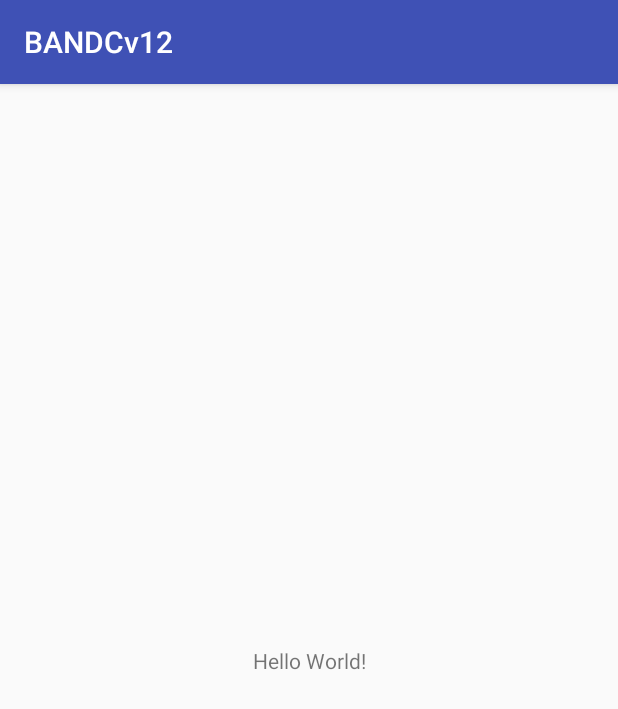
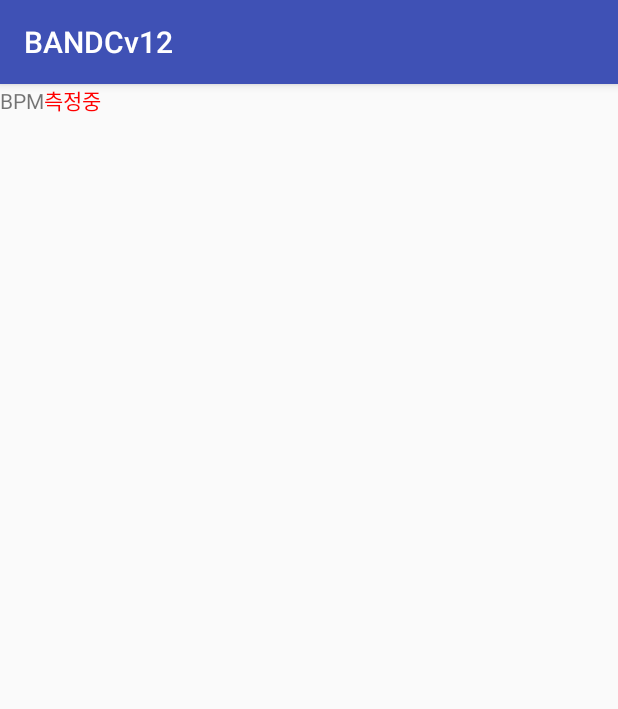
Before and after one commit to bandccare/BANDC_Android, an Android app: the screen it shows after launch (MainActivity), on a phone screen of 412 x 824 dp. Shown: the top 709 px of the screen. Run offline under Robolectric (Android 15) with nearby library versions, the phone set to English and light mode, and no system bars; 3 statements that could not run were skipped.

Commit message:
google fit example with comment

```diff
--- a/app/build.gradle
+++ b/app/build.gradle
@@ -25,6 +25,8 @@ dependencies {
     testImplementation 'junit:junit:4.12'
     androidTestImplementation 'com.android.support.test:runner:1.0.2'
     androidTestImplementation 'com.android.support.test.espresso:espresso-core:3.0.2'
+
+    /* Google fit api 사용 */
     implementation 'com.google.android.gms:play-services-fitness:11.6.0'
     implementation 'com.google.android.gms:play-services-auth:11.6.0'
 }
--- a/app/src/main/java/com/example/soring/bandcv12/MainActivity.java
+++ b/app/src/main/java/com/example/soring/bandcv12/MainActivity.java
@@ -7,6 +7,7 @@ import android.support.annotation.NonNull;
 import android.support.annotation.Nullable;
 import android.support.v7.app.AppCompatActivity;
 import android.util.Log;
+import android.widget.TextView;
 import android.widget.Toast;
 
 import com.google.android.gms.common.ConnectionResult;
@@ -34,6 +35,7 @@ public class MainActivity extends AppCompatActivity implements OnDataPointListen
     private static final String AUTH_PENDING = "auth_state_pending";
     private boolean authInProgress = false;
     private GoogleApiClient mApiClient;
+    private String TAG = "MainActivty";
 
     @Override
     protected void onCreate(Bundle savedInstanceState) {
@@ -42,20 +44,34 @@ public class MainActivity extends AppCompatActivity implements OnDataPointListen
 
         if (savedInstanceState != null) {
             authInProgress = savedInstanceState.getBoolean(AUTH_PENDING);
-            Log.e( "GoogleFit", "Line 44" );
         }
 
+        /* Sensor API: 센서를 주기적으로 관찰함으로써 실시간으로 원하는 데이터를 앱에 보여줌
+         * Recoding API: 데이터를 백그라운드에서 자동으로 저장
+         * History API: 저장된 데이터들을 원하는 형식에 따라 불러옴
+         * Session API: ??
+         * Bluetooth low energy API: 안드로이드 디바이스와 블루투스로 연결될 수 있는 운동 보조 기구들을 위한 API
+         * */
         mApiClient = new GoogleApiClient.Builder(this)
                 .addApi(Fitness.SENSORS_API)
-                .addScope(new Scope(Scopes.FITNESS_ACTIVITY_READ_WRITE))
+                // 사용자에게 이 App이 그들의 데이터에 엑세스 할 승인을 요청
+                .addScope(new Scope(Scopes.FITNESS_ACTIVITY_READ_WRITE)) // 피트니스 범위 설정(읽기, 쓰기)
                 .addConnectionCallbacks(this)
                 .addOnConnectionFailedListener(this)
                 .build();
+        Log.e(TAG, "mApiClient 생성(63line)");
 
+        /* onCreate 내부에서 걸음수를 조회하기 위해 필요한 피트니스 권한 객체 생성(구글 로그인시 옵션으로 요청하기 위해 생성)
+         * TYPE_STEP_COUNT_DELTA: 단위시간별 걸음수
+         * AGGREGATE_STEP_COUNT_DELTA: ★뭘까요?★ */
         FitnessOptions fitnessOptions = FitnessOptions.builder()
                 .addDataType(DataType.TYPE_STEP_COUNT_DELTA, FitnessOptions.ACCESS_READ)
-                .addDataType(DataType.AGGREGATE_STEP_COUNT_DELTA, FitnessOptions.ACCESS_READ)
+                //.addDataType(DataType.AGGREGATE_STEP_COUNT_DELTA, FitnessOptions.ACCESS_READ)
+                // .addDataType(DataType.TYPE_HEART_RATE_BPM, FitnessOptions.ACCESS_READ)
                 .build();
+        Log.e(TAG, "fitnessOptions 생성(72line)");
+
+        /* 이 때 권한을 얻고나면 onActivityResult()가 콜백함수로 호출됨 */
     }
 
     @Override
@@ -67,7 +83,7 @@ public class MainActivity extends AppCompatActivity implements OnDataPointListen
     @Override
     protected void onStop() {
         super.onStop();
-        Fitness.SensorsApi.remove( mApiClient, this )
+        Fitness.SensorsApi.remove(mApiClient, this)
                 .setResultCallback(new ResultCallback<Status>() {
                     @Override
                     public void onResult(Status status) {
@@ -80,15 +96,19 @@ public class MainActivity extends AppCompatActivity implements OnDataPointListen
 
     @Override
     protected void onActivityResult(int requestCode, int resultCode, Intent data) {
-        if( requestCode == REQUEST_OAUTH ) {
+        Log.e(TAG, "onActivityResult() 내부(99line)");
+        if (requestCode == REQUEST_OAUTH) {
             authInProgress = false;
-            if( resultCode == RESULT_OK ) {
-                if( !mApiClient.isConnecting() && !mApiClient.isConnected() ) {
+            /* 권한 얻기? 로그인? 성공 */
+            if (resultCode == RESULT_OK) {
+                if (!mApiClient.isConnecting() && !mApiClient.isConnected()) {
                     mApiClient.connect();
-                    Log.e( "GoogleFit", "Request_OK" );
+                    Log.e("GoogleFit", "Request_OK");
+                    Log.e(TAG, "mApiClient.connect() 호출(107line)");
+
                 }
-            } else if( resultCode == RESULT_CANCELED ) {
-                Log.e( "GoogleFit", "RESULT_CANCELED" );
+            } else if (resultCode == RESULT_CANCELED) {
+                Log.e("GoogleFit", "RESULT_CANCELED");
             }
         } else {
             Log.e("GoogleFit", "requestCode NOT request_oauth");
@@ -97,11 +117,15 @@ public class MainActivity extends AppCompatActivity implements OnDataPointListen
 
     @Override
     public void onDataPoint(DataPoint dataPoint) {
-        for( final Field field : dataPoint.getDataType().getFields() ) {
+        for (final Field field : dataPoint.getDataType().getFields()) {
             final Value value = dataPoint.getValue(field);
             runOnUiThread(new Runnable() {
                 @Override
                 public void run() {
+                    Log.e(TAG, "onDataPoint 호출(125line)");
+                    Log.e(TAG, "bpmValue:" + value);
+                    TextView bpmValue = (TextView) findViewById(R.id.bpmValue);
+                    bpmValue.setText(value.toString());
                     Toast.makeText(getApplicationContext(), "Field: " + field.getName() + " Value: " + value, Toast.LENGTH_SHORT).show();
                 }
             });
@@ -120,62 +144,92 @@ public class MainActivity extends AppCompatActivity implements OnDataPointListen
 
     }
 
+    //사용자가 요청 된 데이터에 대한 액세스 권한을 부여한 후 앱의 목적에 맞게 원하는 GoogleApi클라이언트 (예 : HistoryClient역사적인 운동 데이터를 읽거나 쓸 수 있음)를 만듭니다 .
+    // Google API Client가 접속했다는 콜백을 받으면 onconnect() 실행됨
     @Override
     public void onConnected(@Nullable Bundle bundle) {
+        Log.e(TAG, "onConnected() 내부(147line)");
+
         DataSourcesRequest dataSourceRequest = new DataSourcesRequest.Builder()
-                .setDataTypes( DataType.TYPE_STEP_COUNT_CUMULATIVE )
-                .setDataSourceTypes( DataSource.TYPE_RAW )
+                .setDataTypes(DataType.TYPE_STEP_COUNT_DELTA)
+                .setDataSourceTypes(DataSource.TYPE_RAW)
                 .build();
+        /*DataSourcesRequest dataSourceRequest = new DataSourcesRequest.Builder()
+                .setDataTypes(DataType.TYPE_HEART_RATE_BPM)
+                .setDataSourceTypes(DataSource.TYPE_RAW)
+                .build();*/
+
+        Log.e(TAG, "dataSourceRequest 생성(158line)");
 
         ResultCallback<DataSourcesResult> dataSourcesResultCallback = new ResultCallback<DataSourcesResult>() {
+
             @Override
             public void onResult(DataSourcesResult dataSourcesResult) {
-                for( DataSource dataSource : dataSourcesResult.getDataSources() ) {
-                    if( DataType.TYPE_STEP_COUNT_CUMULATIVE.equals( dataSource.getDataType() ) ) {
-                        registerFitnessDataListener(dataSource, DataType.TYPE_STEP_COUNT_CUMULATIVE);
+                Log.e(TAG, "들어옴");
+                Log.e(TAG, "dataSourcesResult.getDataSources() size" + dataSourcesResult.getDataSources().size());
+
+                for (DataSource dataSource : dataSourcesResult.getDataSources()) {
+
+                    if (DataType.TYPE_STEP_COUNT_DELTA.equals(dataSource.getDataType())) {
+                        registerFitnessDataListener(dataSource, DataType.TYPE_STEP_COUNT_DELTA);
+                    /*if (DataType.TYPE_HEART_RATE_BPM.equals(dataSource.getDataType())) {
+                        registerFitnessDataListener(dataSource, DataType.TYPE_HEART_RATE_BPM);*/
                     }
+                    Log.e(TAG, "Data source found: " + dataSource.toString());
+                    Log.e(TAG, "Data Source type: " + dataSource.getDataType().getName());
+
                 }
             }
         };
+
+        //registerFitnessDataListener(dataSource, DataType.TYPE_HEART_RATE_BPM);
 
         Fitness.SensorsApi.findDataSources(mApiClient, dataSourceRequest)
                 .setResultCallback(dataSourcesResultCallback);
     }
 
     private void registerFitnessDataListener(DataSource dataSource, DataType dataType) {
+        Log.e(TAG, "registerFitnessDataListener 내부(178line)");
 
+        //데이터의 변화를 추적하는 요청 생성
         SensorRequest request = new SensorRequest.Builder()
-                .setDataSource( dataSource )
-                .setDataType( dataType )
-                .setSamplingRate( 3, TimeUnit.SECONDS )
+                .setDataSource(dataSource) // 사용할 데이터 소스
+                .setDataType(dataType) // 사용할 데이터 유형
+                .setSamplingRate(3, TimeUnit.SECONDS) // 3초마다 샘플링
                 .build();
-        Log.e( "GoogleFit", "Line 149" );
-        Fitness.SensorsApi.add( mApiClient, request, this )
+        Log.e(TAG, "request 생성(185line)");
+
+        // 주기적으로 관찰할 리스너 등록(클라이언트와 요청을 넣음)
+        Fitness.SensorsApi.add(mApiClient, request, this)
                 .setResultCallback(new ResultCallback<Status>() {
                     @Override
                     public void onResult(Status status) {
+
                         if (status.isSuccess()) {
-                            Log.e( "GoogleFit", "SensorApi successfully added" );
+                            Log.e("GoogleFit", "SensorApi successfully added");
+                            Log.e(TAG, "주기적으로 관찰할 SensorAPI 생성(195line)");
+
                         }
                     }
                 });
+
     }
 
     @Override
     public void onConnectionSuspended(int i) {
-        Log.e("GoogleFit","onConnectionSuspended");
+        Log.e("GoogleFit", "onConnectionSuspended");
     }
 
     @Override
     public void onConnectionFailed(@NonNull ConnectionResult connectionResult) {
-        if( !authInProgress ) {
+        if (!authInProgress) {
             try {
                 authInProgress = true;
-                connectionResult.startResolutionForResult( MainActivity.this, REQUEST_OAUTH );
-            } catch(IntentSender.SendIntentException e ) {
+                connectionResult.startResolutionForResult(MainActivity.this, REQUEST_OAUTH);
+            } catch (IntentSender.SendIntentException e) {
             }
         } else {
-            Log.e( "GoogleFit", "authInProgress" );
+            Log.e("GoogleFit", "authInProgress");
         }
     }
 }
--- a/app/src/main/res/layout/activity_main.xml
+++ b/app/src/main/res/layout/activity_main.xml
@@ -1,18 +1,28 @@
 <?xml version="1.0" encoding="utf-8"?>
-<android.support.constraint.ConstraintLayout xmlns:android="http://schemas.android.com/apk/res/android"
+<LinearLayout xmlns:android="http://schemas.android.com/apk/res/android"
     xmlns:app="http://schemas.android.com/apk/res-auto"
     xmlns:tools="http://schemas.android.com/tools"
     android:layout_width="match_parent"
     android:layout_height="match_parent"
+    android:orientation="vertical"
     tools:context=".MainActivity">
 
-    <TextView
-        android:layout_width="wrap_content"
-        android:layout_height="wrap_content"
-        android:text="Hello World!"
-        app:layout_constraintBottom_toBottomOf="parent"
-        app:layout_constraintLeft_toLeftOf="parent"
-        app:layout_constraintRight_toRightOf="parent"
-        app:layout_constraintTop_toTopOf="parent" />
+    <LinearLayout
+        android:layout_width="match_parent"
+        android:layout_height="match_parent"
+        android:orientation="horizontal">
 
-</android.support.constraint.ConstraintLayout>
+        <TextView
+            android:layout_width="wrap_content"
+            android:layout_height="wrap_content"
+            android:text="BPM" />
+
+        <TextView
+            android:id="@+id/bpmValue"
+            android:layout_width="wrap_content"
+            android:layout_height="wrap_content"
+            android:textColor="#FF0000"
+            android:text="측정중" />
+    </LinearLayout>
+
+</LinearLayout>
--- a/build.gradle
+++ b/build.gradle
@@ -8,7 +8,7 @@ buildscript {
 
     }
     dependencies {
-        classpath 'com.android.tools.build:gradle:3.1.2'
+        classpath 'com.android.tools.build:gradle:3.1.3'
         // NOTE: Do not place your application dependencies here; they belong
         // in the individual module build.gradle files
     }
```
